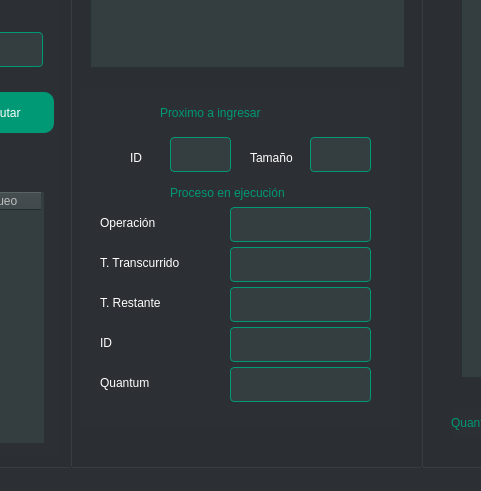
IvanBM18/Batch-Processing, file view/mainwindow.ui: the form before one commit; both pictures show x 209 to 690 and y 183 to 674 of the 1510 by 674 pixel window.
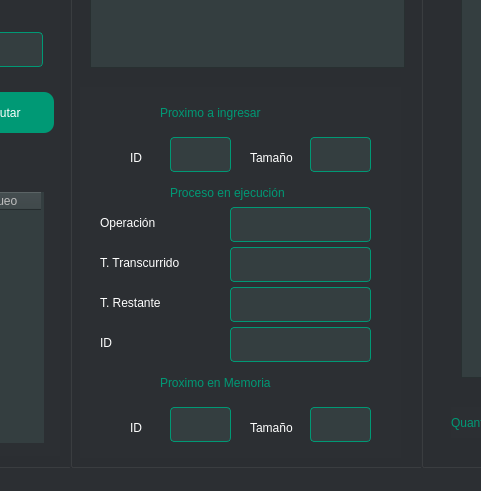
The form after the commit.

What changed in the file:
```diff
--- a/view/mainwindow.ui
+++ b/view/mainwindow.ui
@@ -300,7 +300,7 @@
        <x>10</x>
        <y>260</y>
        <width>321</width>
-       <height>341</height>
+       <height>371</height>
       </rect>
      </property>
      <property name="baseSize">
@@ -637,50 +637,121 @@
        <string>ID</string>
       </property>
      </widget>
-     <widget class="QLineEdit" name="textBox_Id_quantum">
+     <widget class="QLabel" name="label_titulo_Nuevos_3">
       <property name="geometry">
        <rect>
-        <x>150</x>
+        <x>80</x>
         <y>280</y>
-        <width>141</width>
-        <height>35</height>
-       </rect>
-      </property>
-      <property name="minimumSize">
-       <size>
-        <width>60</width>
-        <height>35</height>
-       </size>
-      </property>
-      <property name="maximumSize">
-       <size>
-        <width>230</width>
-        <height>35</height>
-       </size>
-      </property>
-      <property name="styleSheet">
-       <string notr="true">background-color: rgb(52, 62, 64);
-color: rgb(255, 255, 255);
-border: 1px solid rgb(0, 153, 117);
-border-radius: 4px;</string>
-      </property>
-     </widget>
-     <widget class="QLabel" name="label_id_quantum">
-      <property name="geometry">
-       <rect>
-        <x>20</x>
-        <y>280</y>
-        <width>61</width>
+        <width>171</width>
         <height>31</height>
        </rect>
       </property>
       <property name="styleSheet">
+       <string notr="true">color:rgb(0, 153, 117);
+
+font: 63 13pt &quot;Segoe UI Semibold&quot;;
+</string>
+      </property>
+      <property name="text">
+       <string>Proximo en Memoria</string>
+      </property>
+     </widget>
+     <widget class="QLineEdit" name="textBox_proximo_memoria_id">
+      <property name="geometry">
+       <rect>
+        <x>90</x>
+        <y>320</y>
+        <width>61</width>
+        <height>35</height>
+       </rect>
+      </property>
+      <property name="minimumSize">
+       <size>
+        <width>60</width>
+        <height>35</height>
+       </size>
+      </property>
+      <property name="maximumSize">
+       <size>
+        <width>230</width>
+        <height>35</height>
+       </size>
+      </property>
+      <property name="styleSheet">
+       <string notr="true">background-color: rgb(52, 62, 64);
+color: rgb(255, 255, 255);
+border: 1px solid rgb(0, 153, 117);
+border-radius: 4px;</string>
+      </property>
+     </widget>
+     <widget class="QLabel" name="label_Numero_id_2">
+      <property name="geometry">
+       <rect>
+        <x>50</x>
+        <y>330</y>
+        <width>21</width>
+        <height>21</height>
+       </rect>
+      </property>
+      <property name="autoFillBackground">
+       <bool>false</bool>
+      </property>
+      <property name="styleSheet">
        <string notr="true">color:rgb(255, 255, 255);
 font: 10pt &quot;Segoe UI Emoji&quot;;
 </string>
       </property>
       <property name="text">
-       <string>Quantum</string>
+       <string>ID</string>
+      </property>
+     </widget>
+     <widget class="QLineEdit" name="textBox_proximo_memoria_size">
+      <property name="geometry">
+       <rect>
+        <x>230</x>
+        <y>320</y>
+        <width>61</width>
+        <height>35</height>
+       </rect>
+      </property>
+      <property name="minimumSize">
+       <size>
+        <width>60</width>
+        <height>35</height>
+       </size>
+      </property>
+      <property name="maximumSize">
+       <size>
+        <width>230</width>
+        <height>35</height>
+       </size>
+      </property>
+      <property name="styleSheet">
+       <string notr="true">background-color: rgb(52, 62, 64);
+color: rgb(255, 255, 255);
+border: 1px solid rgb(0, 153, 117);
+border-radius: 4px;</string>
+      </property>
+     </widget>
+     <widget class="QLabel" name="label_Numero_tamanio_2">
+      <property name="geometry">
+       <rect>
+        <x>170</x>
+        <y>330</y>
+        <width>51</width>
+        <height>21</height>
+       </rect>
+      </property>
+      <property name="autoFillBackground">
+       <bool>false</bool>
+      </property>
+      <property name="styleSheet">
+       <string notr="true">color:rgb(255, 255, 255);
+font: 10pt &quot;Segoe UI Emoji&quot;;
+</string>
+      </property>
+      <property name="text">
+       <string>Tamaño</string>
       </property>
      </widget>
     </widget>
```
Left out of the diff: 2 changed lines with no effect on the pictures.
